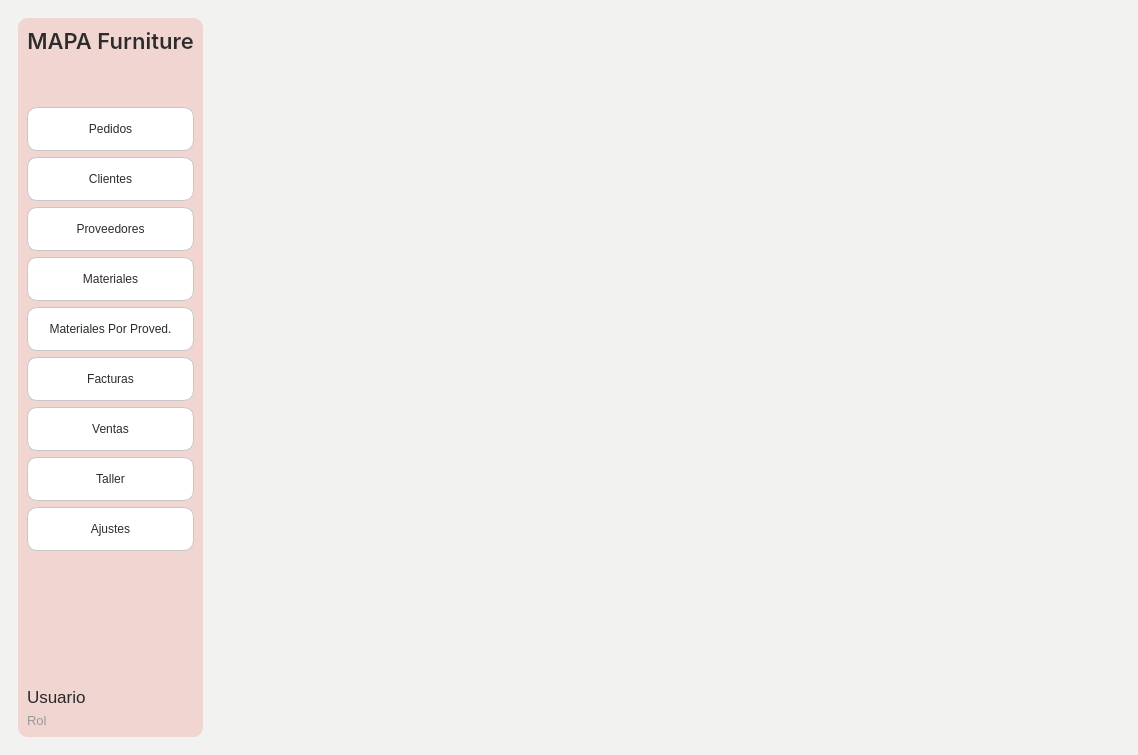
Above: Proyecto/Interfaces/Ui/Ventana_principal.ui from EdCenten0/MAPA-Python before the change. Below: the same form after it.
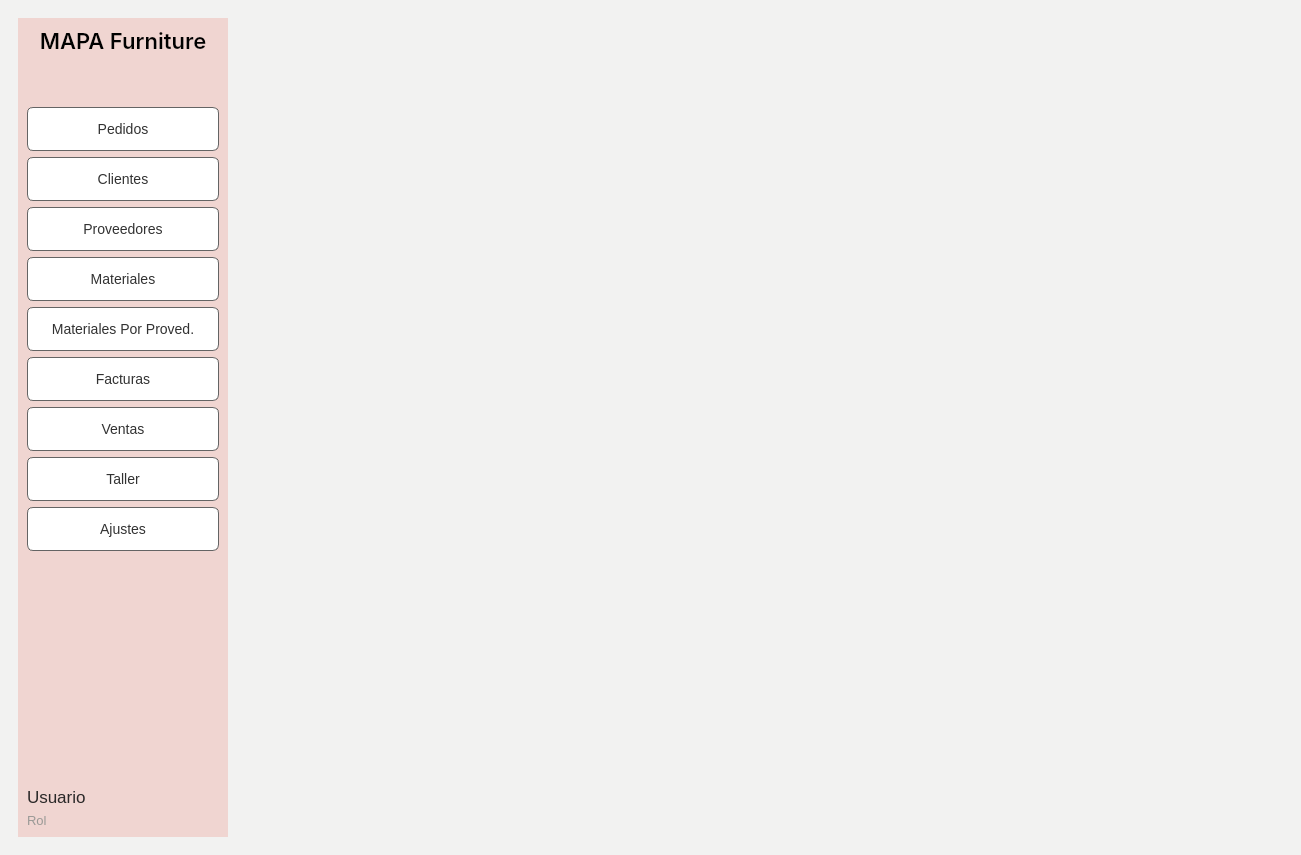
That is the form after the change. Icons and pictures are not drawn.

Commit message: Mas estilos a principal

Patch:
```diff
--- a/Proyecto/Interfaces/Ui/Ventana_principal.ui
+++ b/Proyecto/Interfaces/Ui/Ventana_principal.ui
@@ -6,8 +6,8 @@
    <rect>
     <x>0</x>
     <y>0</y>
-    <width>1138</width>
-    <height>755</height>
+    <width>1301</width>
+    <height>855</height>
    </rect>
   </property>
   <property name="minimumSize">
@@ -19,6 +19,9 @@
   <property name="windowTitle">
    <string>MainWindow</string>
   </property>
+  <property name="styleSheet">
+   <string notr="true"/>
+  </property>
   <widget class="QWidget" name="centralwidget">
    <property name="styleSheet">
     <string notr="true">background-color: rgb(242, 242, 241);</string>
@@ -27,8 +30,12 @@
     <item row="0" column="1">
      <widget class="QFrame" name="frame">
       <property name="styleSheet">
-       <string notr="true">border:none;
-font-family:&quot;Inter&quot;, sans-serif;</string>
+       <string notr="true">* {
+		border:none;
+font-family:&quot;Inter&quot;, sans-serif;
+}
+
+</string>
       </property>
       <property name="frameShape">
        <enum>QFrame::StyledPanel</enum>
@@ -81,9 +88,27 @@
          <item row="0" column="0">
           <widget class="QFrame" name="frame_2">
            <property name="styleSheet">
-            <string notr="true">background-color: rgb(240, 213, 209);
-border-radius:10%;
-color: rgb(45, 44, 44);</string>
+            <string notr="true">QFrame{
+	background-color: rgb(240, 213, 209);
+
+}
+
+QPushButton {
+	background-color:rgb(255, 255, 255);
+	border:1px solid rgb(100,100,100);
+	color:rgb(50,50,50);
+    padding: 8px 16px;
+    border-radius: 6px;
+    font-size: 14px;
+}
+
+QPushButton:hover {
+    background-color: #D6D2D1;
+}
+
+QPushButton:pressed {
+    background-color: #52c7ff;
+}</string>
            </property>
            <property name="frameShape">
             <enum>QFrame::StyledPanel</enum>
@@ -174,10 +199,8 @@
                <cursorShape>PointingHandCursor</cursorShape>
               </property>
               <property name="styleSheet">
-               <string notr="true">QPushButton{
-		background-color: rgb(255, 255, 255);	
-		border:1px solid #c7c7c7;
-
+               <string notr="true">QPushButton:hover {
+    background-color: #D6D2D1;
 }
 
 QPushButton:hover{
@@ -203,17 +226,13 @@
                <cursorShape>PointingHandCursor</cursorShape>
               </property>
               <property name="styleSheet">
-               <string notr="true">QPushButton{
-		background-color: rgb(255, 255, 255);	
-		border:1px solid #c7c7c7;
-
+               <string notr="true">QPushButton:hover {
+    background-color: #D6D2D1;
 }
 
-QPushButton:hover{
-		background-color:#c7c7c7;
-		border:1px solid rgb(255,255,255);
-}
-</string>
+QPushButton:pressed {
+    background-color: #52c7ff;
+}</string>
               </property>
               <property name="text">
                <string>Clientes</string>
@@ -232,10 +251,8 @@
                <cursorShape>PointingHandCursor</cursorShape>
               </property>
               <property name="styleSheet">
-               <string notr="true">QPushButton{
-		background-color: rgb(255, 255, 255);	
-		border:1px solid #c7c7c7;
-
+               <string notr="true">QPushButton:hover {
+    background-color: #D6D2D1;
 }
 
 QPushButton:hover{
@@ -270,10 +287,8 @@
                <cursorShape>PointingHandCursor</cursorShape>
               </property>
               <property name="styleSheet">
-               <string notr="true">QPushButton{
-		background-color: rgb(255, 255, 255);	
-		border:1px solid #c7c7c7;
-
+               <string notr="true">QPushButton:hover {
+    background-color: #D6D2D1;
 }
 
 QPushButton:hover{
@@ -318,10 +333,8 @@
                <cursorShape>PointingHandCursor</cursorShape>
               </property>
               <property name="styleSheet">
-               <string notr="true">QPushButton{
-		background-color: rgb(255, 255, 255);	
-		border:1px solid #c7c7c7;
-
+               <string notr="true">QPushButton:hover {
+    background-color: #D6D2D1;
 }
 
 QPushButton:hover{
@@ -366,17 +379,14 @@
                <cursorShape>PointingHandCursor</cursorShape>
               </property>
               <property name="styleSheet">
-               <string notr="true">QPushButton{
-		background-color: rgb(255, 255, 255);	
-		border:1px solid #c7c7c7;
-
+               <string notr="true">QPushButton:hover {
+    background-color: #D6D2D1;
 }
 
 QPushButton:hover{
 		background-color:#c7c7c7;
 		border:1px solid rgb(255,255,255);
 }
-
 </string>
               </property>
               <property name="text">
@@ -414,10 +424,8 @@
                <cursorShape>PointingHandCursor</cursorShape>
               </property>
               <property name="styleSheet">
-               <string notr="true">QPushButton{
-		background-color: rgb(255, 255, 255);	
-		border:1px solid #c7c7c7;
-
+               <string notr="true">QPushButton:hover {
+    background-color: #D6D2D1;
 }
 
 QPushButton:hover{
@@ -462,10 +470,8 @@
                <cursorShape>PointingHandCursor</cursorShape>
               </property>
               <property name="styleSheet">
-               <string notr="true">QPushButton{
-		background-color: rgb(255, 255, 255);	
-		border:1px solid #c7c7c7;
-
+               <string notr="true">QPushButton:hover {
+    background-color: #D6D2D1;
 }
 
 QPushButton:hover{
@@ -501,10 +507,8 @@
                <cursorShape>PointingHandCursor</cursorShape>
               </property>
               <property name="styleSheet">
-               <string notr="true">QPushButton{
-		background-color: rgb(255, 255, 255);	
-		border:1px solid #c7c7c7;
-
+               <string notr="true">QPushButton:hover {
+    background-color: #D6D2D1;
 }
 
 QPushButton:hover{
```
Left out of the diff: 40 changed lines with no effect on the pictures. The commit also changes 4 other files.
